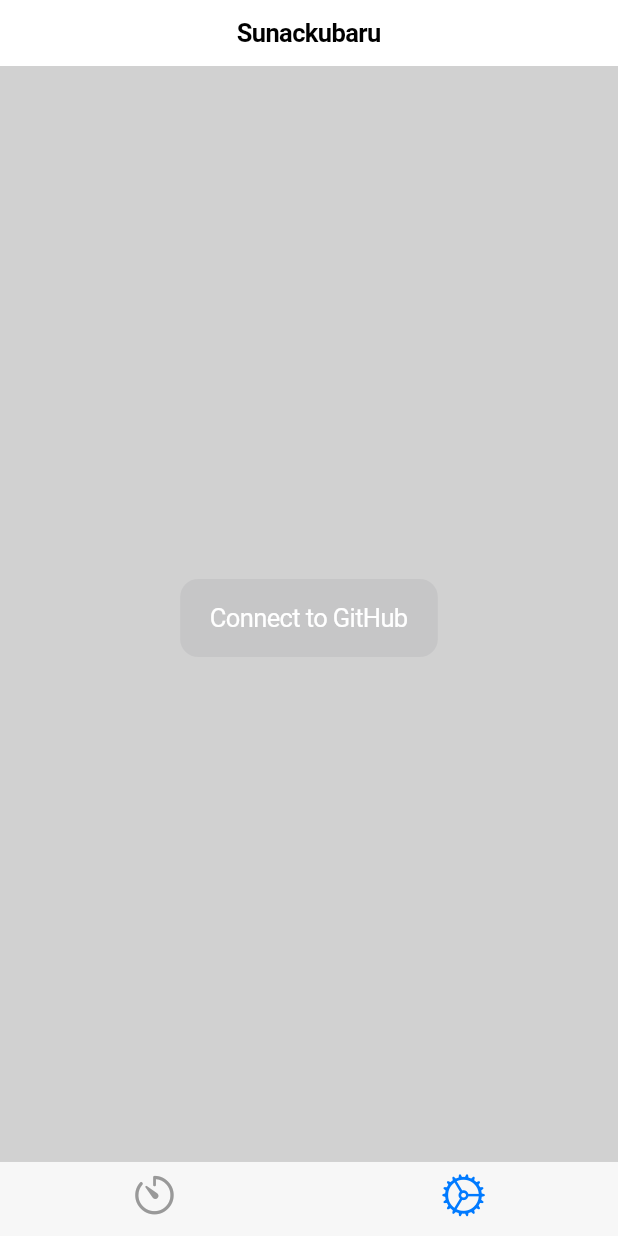
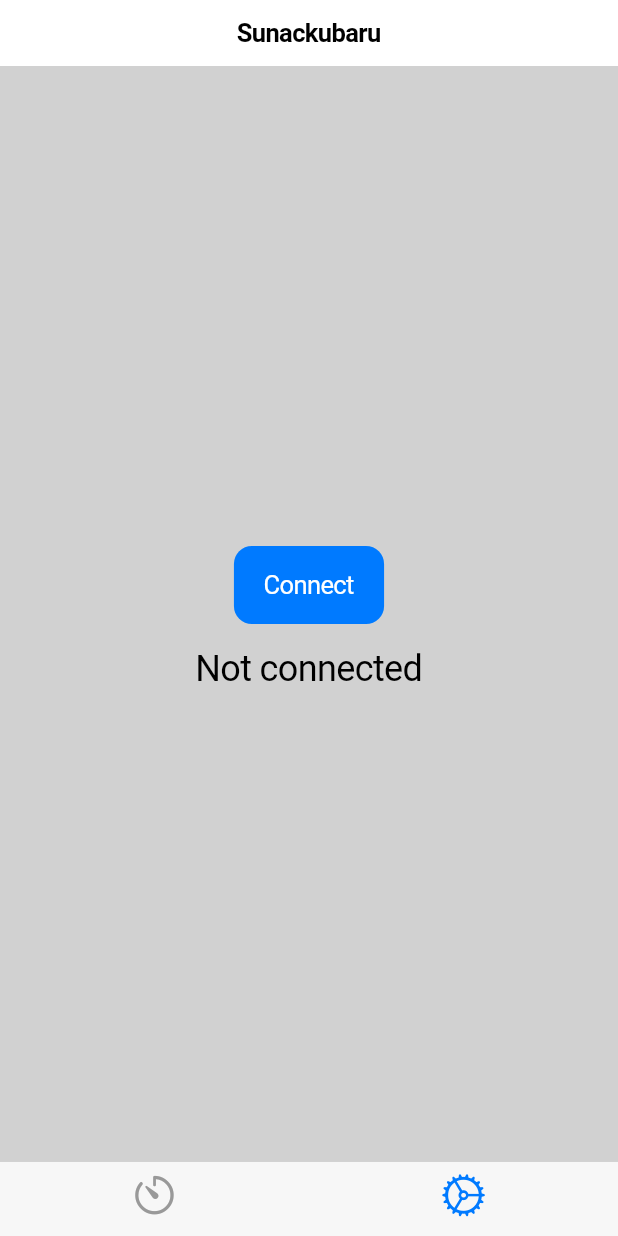
Before and after one commit to tun43p/sunackubaru, a Flutter app: the screen it shows after launch, item 2 of the bottom bar chosen, on a phone screen of 412 x 824 dp. Run offline on Flutter 3.47's test engine with Material 2 defaults, Android fonts, the phone set to English and light mode, and no system bars; missing offline and left inert: flutter_web_auth_2.

Commit message:
wip: implement github authentification

```diff
--- a/config.example.json
+++ b/config.example.json
@@ -1,5 +1,4 @@
 {
   "CLIENT_ID": "YOUR_CLIENT_ID",
-  "CLIENT_SECRET": "YOUR_CLIENT_SECRET",
-  "REDIRECT_URI": "YOUR_REDIRECT_URI"
+  "CLIENT_SECRET": "YOUR_CLIENT_SECRET"
 }
--- a/lib/core/client/client.dart
+++ b/lib/core/client/client.dart
@@ -1,5 +1,4 @@
 class Client {
   static String id = const String.fromEnvironment('CLIENT_ID');
   static String secret = const String.fromEnvironment('CLIENT_SECRET');
-  static String redirect = const String.fromEnvironment('REDIRECT_URI');
 }
--- a/lib/features/settings/settings_page.dart
+++ b/lib/features/settings/settings_page.dart
@@ -1,18 +1,27 @@
 import 'package:flutter/cupertino.dart';
+import 'package:provider/provider.dart';
+import 'package:sunackubaru/features/settings/settings_provider.dart';
 
 class SettingsPage extends StatelessWidget {
   const SettingsPage({super.key});
 
   @override
   Widget build(BuildContext context) {
-    return const Column(
+    final SettingsProvider state = context.watch<SettingsProvider>();
+    final SettingsProvider notifier = context.read<SettingsProvider>();
+
+    return Column(
       mainAxisAlignment: MainAxisAlignment.center,
       children: <Widget>[
-        // TODO(tun43p): Connect to GitHub
         CupertinoButton.filled(
-          onPressed: null,
-          child: Text('Connect to GitHub'),
-        )
+          onPressed: state.code != null ? null : notifier.connectToGitHub,
+          child: const Text('Connect'),
+        ),
+        const SizedBox(height: 16),
+        Text(
+          state.code ?? 'Not connected',
+          style: const TextStyle(fontSize: 24),
+        ),
       ],
     );
   }
--- a/lib/main.dart
+++ b/lib/main.dart
@@ -1,5 +1,6 @@
 import 'package:flutter/cupertino.dart';
 import 'package:provider/provider.dart';
+import 'package:sunackubaru/features/settings/settings_provider.dart';
 import 'package:sunackubaru/features/timer/timer_provider.dart';
 import 'package:sunackubaru/sunackubaru.dart';
 
@@ -10,6 +11,9 @@ void main() {
         ChangeNotifierProvider<TimerProvider>(
           create: (_) => TimerProvider(),
         ),
+        ChangeNotifierProvider<SettingsProvider>(
+          create: (_) => SettingsProvider(),
+        ),
       ],
       child: const Sunackubaru(),
     ),
```
Also changed, not shown: lib/features/settings/settings_provider.dart (added, +48 -0 lines), 4 other files.
